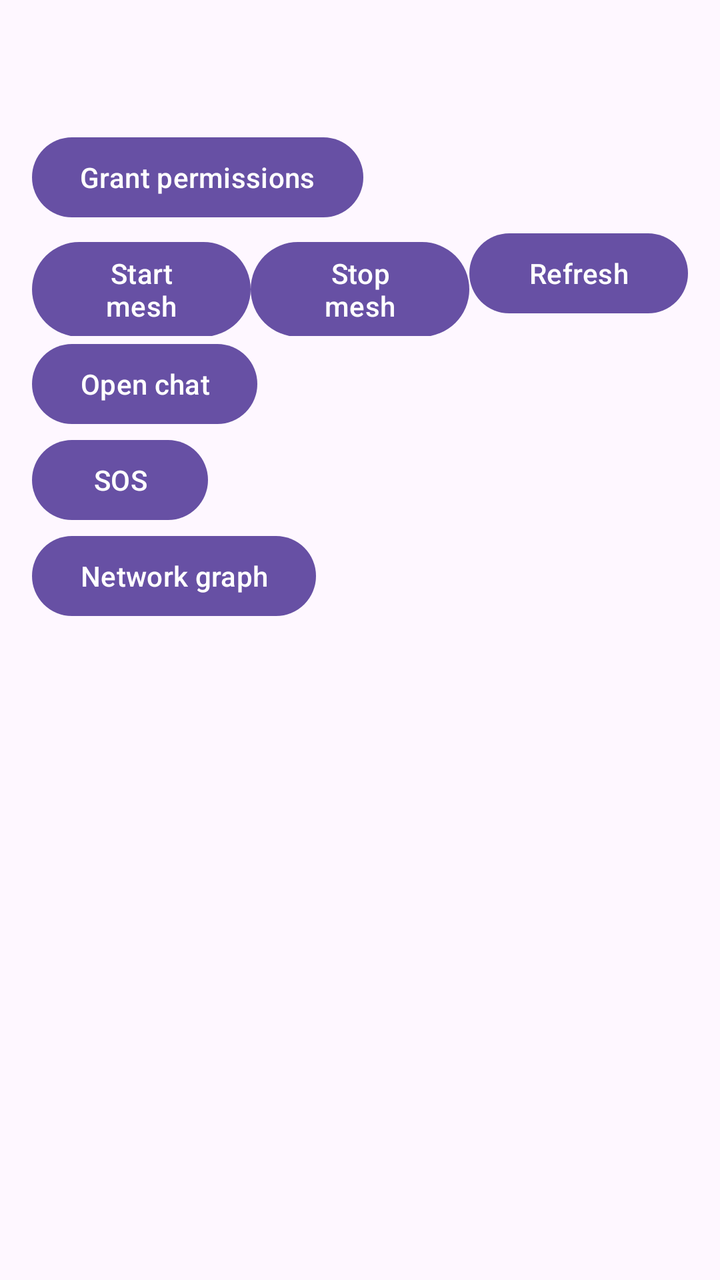
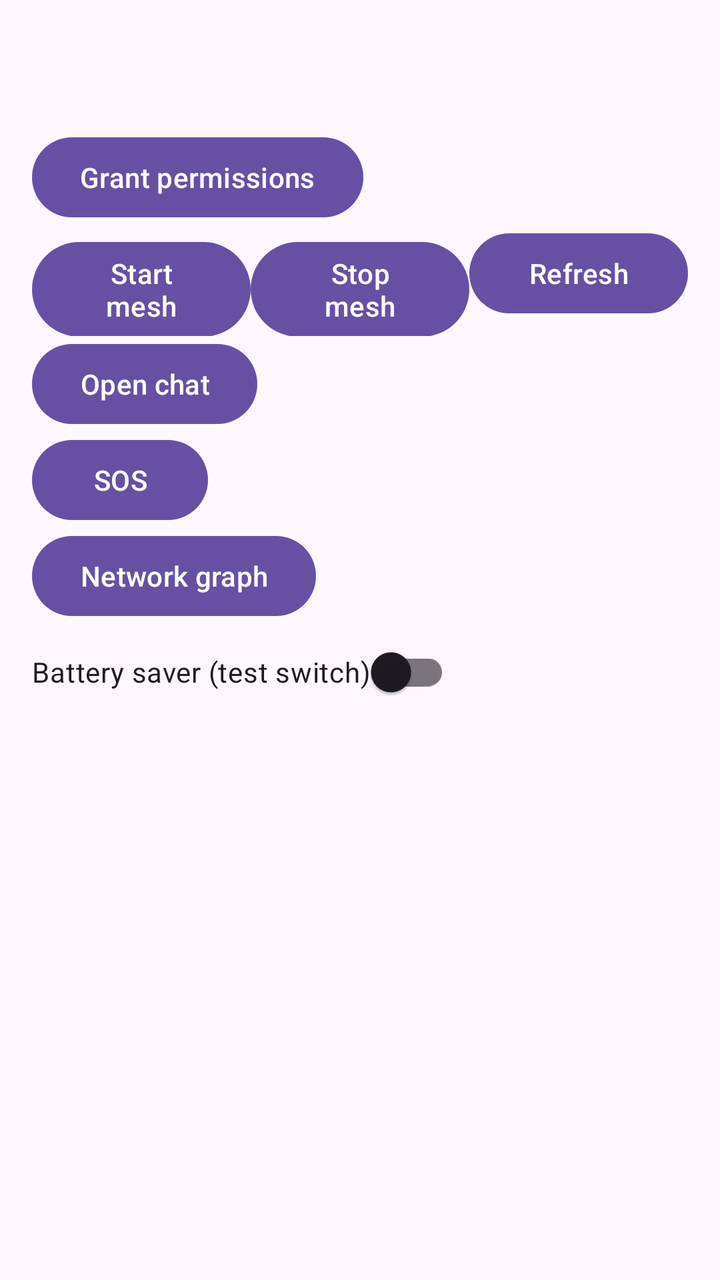

Screens rendered from an Android XML layout before and after an edit, with the pre-edit source and the edit as a unified diff.
<!-- AndroidManifest.xml: application theme Theme.LifeLinkMesh -->
<!-- res/layout/activity_main.xml -->
<?xml version="1.0" encoding="utf-8"?>
<LinearLayout xmlns:android="http://schemas.android.com/apk/res/android"
    android:layout_width="match_parent"
    android:layout_height="match_parent"
    android:orientation="vertical"
    android:fitsSystemWindows="true"
    android:padding="16dp">

    <TextView
        android:id="@+id/txtDevice"
        android:layout_width="wrap_content"
        android:layout_height="wrap_content"
        android:textSize="18sp" />

    <TextView
        android:id="@+id/txtStatus"
        android:layout_width="wrap_content"
        android:layout_height="wrap_content"
        android:layout_marginTop="8dp"
        android:textSize="12sp" />

    <Button
        android:id="@+id/btnGrant"
        android:layout_width="wrap_content"
        android:layout_height="wrap_content"
        android:text="Grant permissions" />

    <LinearLayout
        android:layout_width="match_parent"
        android:layout_height="wrap_content"
        android:orientation="horizontal">

        <Button
            android:id="@+id/btnStart"
            android:layout_width="0dp"
            android:layout_height="wrap_content"
            android:layout_weight="1"
            android:text="Start mesh" />

        <Button
            android:id="@+id/btnStop"
            android:layout_width="0dp"
            android:layout_height="wrap_content"
            android:layout_weight="1"
            android:text="Stop mesh" />

        <Button
            android:id="@+id/btnRefresh"
            android:layout_width="0dp"
            android:layout_height="wrap_content"
            android:layout_weight="1"
            android:text="Refresh" />
    </LinearLayout>

    <Button
        android:id="@+id/btnOpenChat"
        android:layout_width="wrap_content"
        android:layout_height="wrap_content"
        android:text="Open chat" />

    <Button
        android:id="@+id/btnSos"
        android:layout_width="wrap_content"
        android:layout_height="wrap_content"
        android:text="SOS" />

    <Button
        android:id="@+id/btnGraph"
        android:layout_width="wrap_content"
        android:layout_height="wrap_content"
        android:text="Network graph" />

    <TextView
        android:id="@+id/txtLog"
        android:layout_width="match_parent"
        android:layout_height="wrap_content"
        android:layout_marginTop="8dp"
        android:textSize="12sp" />

    <androidx.recyclerview.widget.RecyclerView
        android:id="@+id/recyclerPeers"
        android:layout_width="match_parent"
        android:layout_height="0dp"
        android:layout_marginTop="8dp"
        android:layout_weight="1" />
</LinearLayout>
<!-- resources referenced by this layout -->
<resources>
  <style name="Theme.LifeLinkMesh" parent="Base.Theme.LifeLinkMesh" />
  <style name="Base.Theme.LifeLinkMesh" parent="Theme.Material3.DayNight.NoActionBar">
          
          
      </style>
</resources>

<!-- the commit's change to res/layout/activity_main.xml (unified diff, before → after) -->
@@ -70,6 +70,12 @@
         android:layout_height="wrap_content"
         android:text="Network graph" />
 
+    <androidx.appcompat.widget.SwitchCompat
+        android:id="@+id/switchSaver"
+        android:layout_width="wrap_content"
+        android:layout_height="wrap_content"
+        android:text="Battery saver (test switch)" />
+
     <TextView
         android:id="@+id/txtLog"
         android:layout_width="match_parent"
